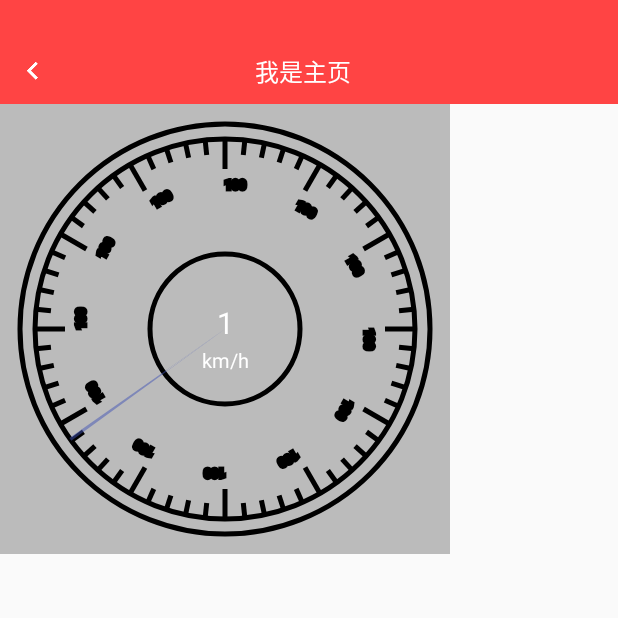
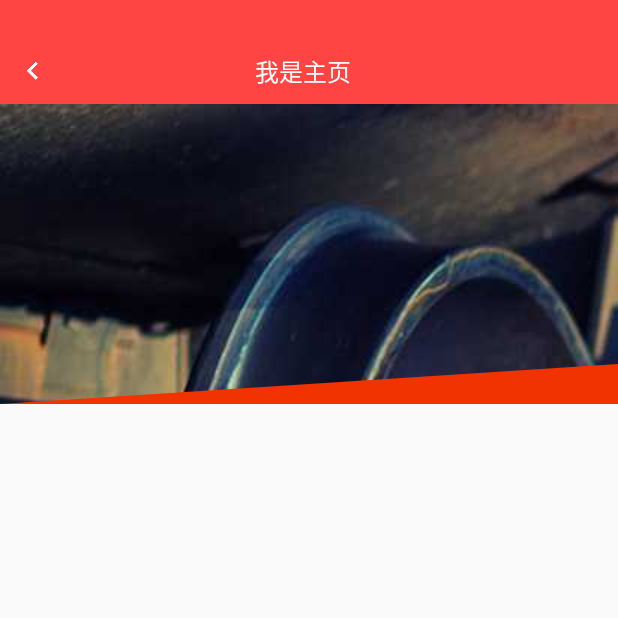
Before and after one commit to pengkv/May, an Android app: the CustomViewAcyivity screen opened directly, with no data from a screen before it, on a phone screen of 412 x 824 dp, the top half of it. Run offline under Robolectric (Android 15) with nearby library versions, the phone set to English and light mode, and no system bars; our stand-ins replace EventBus, data binding.

Commit message:
add tiltview

```diff
--- /dev/null
+++ b/app/src/main/java/com/pengkv/may/widget/TiltView.java
@@ -0,0 +1,114 @@
+package com.pengkv.may.widget;
+
+import android.content.Context;
+import android.graphics.Bitmap;
+import android.graphics.Canvas;
+import android.graphics.Paint;
+import android.graphics.Path;
+import android.graphics.PorterDuff;
+import android.graphics.PorterDuffXfermode;
+import android.graphics.drawable.BitmapDrawable;
+import android.util.AttributeSet;
+import android.widget.ImageView;
+
+/**
+ * Created by Administrator on 2016/6/6.
+ */
+public class TiltView extends ImageView {
+
+    int imageWidth;
+    int imageHeight;
+    int angle = 360 + 20;
+    int triangleHeight;
+
+    Paint paint;
+
+    public TiltView(Context context) {
+        this(context, null);
+    }
+
+    public TiltView(Context context, AttributeSet attrs) {
+        this(context, attrs, 0);
+    }
+
+    public TiltView(Context context, AttributeSet attrs, int defStyleAttr) {
+        super(context, attrs, defStyleAttr);
+    }
+
+
+    @Override
+    protected void onMeasure(int widthMeasureSpec, int heightMeasureSpec) {
+        super.onMeasure(widthMeasureSpec, heightMeasureSpec);
+        imageWidth = measureSpec(widthMeasureSpec);
+        imageHeight = measureSpec(heightMeasureSpec);
+        setMeasuredDimension(imageWidth, imageHeight); //设置View的大小
+        triangleHeight = (int) (Math.abs(Math.tan(angle) * imageHeight));
+    }
+
+    //测量长度
+    private int measureSpec(int measureSpec) {
+        int minLength = 200;
+        int mode = MeasureSpec.getMode(measureSpec);
+        int length = MeasureSpec.getSize(measureSpec);
+
+        if (mode == MeasureSpec.AT_MOST) {
+            length = Math.min(length, minLength);
+        }
+        return length;
+    }
+
+    @Override
+    protected void onDraw(Canvas canvas) {
+        initPaint();
+
+
+        Bitmap mBitmap = Bitmap.createBitmap(imageWidth, imageHeight, Bitmap.Config.ARGB_8888); //初始化Bitmap
+        Canvas mCanvas = new Canvas(mBitmap);
+        Bitmap mBackBitmap = ((BitmapDrawable) getDrawable()).getBitmap();
+        mCanvas.drawBitmap(mBackBitmap, 0, 0, null);//设置画板背景
+
+
+        Path path = new Path();
+        path.moveTo(0, imageHeight);
+        path.lineTo(imageWidth, imageHeight);
+        path.lineTo(imageWidth, imageHeight - triangleHeight);
+        path.lineTo(0, imageHeight);
+
+        paint.setXfermode(new PorterDuffXfermode(PorterDuff.Mode.DST_OUT));
+        mCanvas.drawPath(path, paint);
+
+        canvas.drawBitmap(mBitmap, 0, 0, null);
+
+
+//        Bitmap mBitmap = Bitmap.createBitmap(imageWidth, imageHeight, Bitmap.Config.ARGB_8888); //初始化Bitmap
+//        Canvas mCanvas = new Canvas(mBitmap);
+//        Bitmap mBackBitmap = ((BitmapDrawable) getDrawable()).getBitmap();
+//        mCanvas.drawBitmap(mBackBitmap, 0, 0, null);//设置画板背景
+//
+//
+//        Path path = new Path();
+//        path.moveTo(0, imageHeight);
+//        path.lineTo(imageWidth, imageHeight);
+//        path.lineTo(imageWidth, imageHeight - triangleHeight);
+//        path.lineTo(0, imageHeight);
+//
+//        paint.setXfermode(new PorterDuffXfermode(PorterDuff.Mode.DST_OUT));
+//        mCanvas.drawPath(path, paint);
+//
+//        canvas.drawBitmap(mBitmap, 0, 0, null);
+
+    }
+
+    //初始化画笔
+    private void initPaint() {
+        paint = new Paint();
+        paint.setDither(true);//设定是否使用图像抖动处理，会使绘制出来的图片颜色更加平滑和饱满，图像更加清晰
+        paint.setAntiAlias(true);//设置抗锯齿
+        paint.setStrokeWidth(5);
+        paint.setStyle(Paint.Style.FILL);
+        paint.setStrokeCap(Paint.Cap.ROUND);
+        paint.setStrokeJoin(Paint.Join.ROUND);//圆角
+        paint.setXfermode(new PorterDuffXfermode(PorterDuff.Mode.DST));
+    }
+
+}
--- a/app/src/main/res/layout/activity_custom_view.xml
+++ b/app/src/main/res/layout/activity_custom_view.xml
@@ -7,11 +7,20 @@
     <include layout="@layout/view_toolbar" />
 
 
+    <com.pengkv.may.widget.TiltView
+        android:layout_width="match_parent"
+        android:layout_height="200dp"
+        android:background="@color/oragnge_deeep"
+        android:scaleType="center"
+        android:src="@drawable/sample_1" />
+
+
     <com.pengkv.may.widget.CarView
         android:id="@+id/view_car"
         android:layout_width="300dp"
         android:layout_height="300dp"
-        android:background="@color/gray_light" />
+        android:background="@color/gray_light"
+        android:visibility="gone" />
 
 
     <ViewFlipper
```
Also changed, not shown: app/src/main/res/layout/view_tilt.xml (added, +32 -0 lines), app/src/main/res/drawable/sample_1.jpg.
